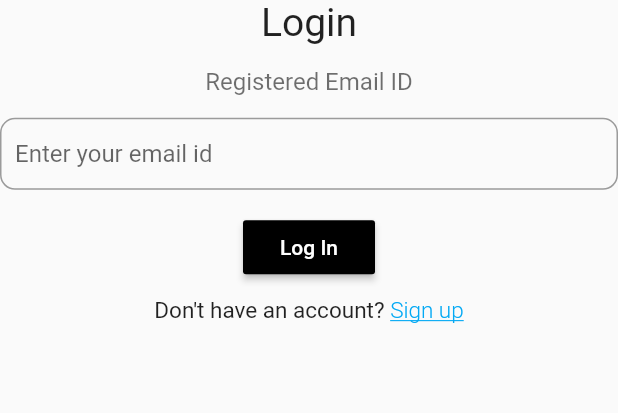
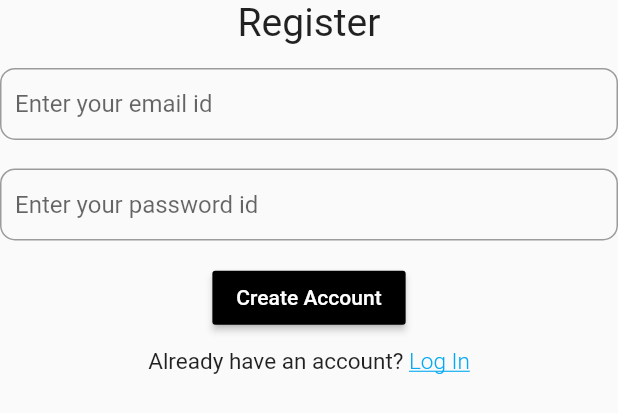
Before and after one commit to Crazzygamerr/ToDo, a Flutter app: the CreateAcc widget shown alone on an empty page, opened directly, on a phone screen of 412 x 824 dp. Shown: the top 413 px of the screen. Run offline on Flutter 3.47's test engine with Material 2 defaults, Android fonts, the phone set to English and light mode, and no system bars; our stand-ins replace cloud_firestore, firebase_auth, firebase_core, flutter_screenutil, google_fonts; accounts and stored records are empty.

Commit message:
Completed SignIn and Register

```diff
--- a/lib/Widgets/CreateAcc.dart
+++ b/lib/Widgets/CreateAcc.dart
@@ -1,3 +1,7 @@
+import 'package:ToDo/HomeScreen.dart';
+import 'package:ToDo/Provider.dart';
+import 'package:cloud_firestore/cloud_firestore.dart';
+import 'package:firebase_auth/firebase_auth.dart';
 import 'package:flutter/material.dart';
 import 'package:flutter_screenutil/flutter_screenutil.dart';
 
@@ -7,9 +11,17 @@ class CreateAcc extends StatefulWidget {
 }
 
 class _CreateAccState extends State<CreateAcc> {
+  TextEditingController emailCon = new TextEditingController(text: "");
+  TextEditingController passCon = new TextEditingController(text: "");
+  final _formKey1 = GlobalKey<FormState>();
+  final _formKey2 = GlobalKey<FormState>();
+  FocusNode node1 = new FocusNode();
+  FocusNode node2 = new FocusNode();
+
+  FirebaseAuth auth = FirebaseAuth.instance;
+
   @override
   Widget build(BuildContext context) {
-
     ScreenUtil.init(context,
         width: 411.4, height: 866.3, allowFontScaling: true);
 
@@ -17,27 +29,10 @@ class _CreateAccState extends State<CreateAcc> {
       child: Container(
         child: Column(
           children: [
-
             Text(
-                  "Login",
+              "Register",
               style: TextStyle(fontSize: ScreenUtil().setSp(26)),
               textAlign: TextAlign.start,
-                ),
-
-                Padding(
-                  padding: EdgeInsets.fromLTRB(
-                      ScreenUtil().setWidth(0),
-                      ScreenUtil().setHeight(15),
-                      ScreenUtil().setWidth(0),
-                      ScreenUtil().setHeight(0)),
-                  child: Opacity(
-                    opacity: 0.65,
-                    child: Text(
-                      "Registered Email ID",
-                      style: TextStyle(fontSize: ScreenUtil().setSp(16)),
-                      textAlign: TextAlign.start,
-                    ),
-                  ),
             ),
             Padding(
               padding: EdgeInsets.fromLTRB(
@@ -46,17 +41,26 @@ class _CreateAccState extends State<CreateAcc> {
                   ScreenUtil().setWidth(0),
                   ScreenUtil().setHeight(5)),
               child: Form(
+                key: _formKey1,
                 child: TextFormField(
-                      //controller: textCon,
+                  controller: emailCon,
+                  focusNode: node1,
                   keyboardType: TextInputType.emailAddress,
                   textAlign: TextAlign.start,
-                      onChanged: (String s) {
-
-                      },
                   onEditingComplete: () {
+                    FirebaseFirestore.instance
+                        .collection("Users")
+                        .doc(emailCon.text)
+                        .get()
+                        .then((value) {
+                      if (value.exists) {
+                        _formKey1.currentState.validate();
+                      } else
+                        node2.requestFocus();
+                    });
                   },
                   validator: (value) {
-
+                    return "Email id invalid.";
                   },
                   decoration: InputDecoration(
                     border: OutlineInputBorder(
@@ -72,13 +76,76 @@ class _CreateAccState extends State<CreateAcc> {
                 ),
               ),
             ),
+            Padding(
+              padding: EdgeInsets.fromLTRB(
+                  ScreenUtil().setWidth(0),
+                  ScreenUtil().setHeight(15),
+                  ScreenUtil().setWidth(0),
+                  ScreenUtil().setHeight(5)),
+              child: Form(
+                key: _formKey2,
+                child: TextFormField(
+                  controller: passCon,
+                  focusNode: node2,
+                  keyboardType: TextInputType.visiblePassword,
+                  obscureText: true,
+                  textAlign: TextAlign.start,
+                  onEditingComplete: () {
+                    FocusNode().unfocus();
+                    auth
+                        .createUserWithEmailAndPassword(
+                            email: emailCon.text, password: passCon.text)
+                        .then((value) {
+                      FirebaseFirestore.instance
+                          .collection("Users")
+                          .doc(emailCon.text)
+                          .set(
+                            {
+                              "Create Date": DateTime.now(),
+                            }
+                          );
+                      FirebaseFirestore.instance
+                          .collection("Users")
+                          .doc(emailCon.text)
+                          .collection("ToDo Lists")
+                          .add({
+                        "title": "Hey There!",
+                        "content": "",
+                      }).then((value) {
+                        Navigator.push(
+                          context,
+                          new MaterialPageRoute(
+                            builder: (context) => HomeScreen(),
+                        ));
+                      });
+                    }).catchError((onError) {
+                      _formKey2.currentState.validate();
+                    });
+                  },
+                  validator: (value) {
+                    return "Password is invalid.";
+                  },
+                  decoration: InputDecoration(
+                    border: OutlineInputBorder(
+                      borderRadius: BorderRadius.circular(10),
+                    ),
+                    contentPadding: EdgeInsets.fromLTRB(
+                        ScreenUtil().setWidth(10),
+                        ScreenUtil().setHeight(10),
+                        ScreenUtil().setWidth(10),
+                        ScreenUtil().setHeight(10)),
+                    hintText: "Enter your password id",
+                  ),
+                ),
+              ),
+            ),
             Container(
               padding: EdgeInsets.fromLTRB(0, ScreenUtil().setHeight(10), 0, 0),
               alignment: Alignment.bottomCenter,
               child: RaisedButton(
                 color: Colors.black,
                 child: Text(
-                      "Log In",
+                  "Create Account",
                   style: TextStyle(color: Colors.white),
                 ),
                 onPressed: () {
@@ -87,18 +154,18 @@ class _CreateAccState extends State<CreateAcc> {
               ),
             ),
             Container(
-                  padding: EdgeInsets.fromLTRB(0, ScreenUtil().setHeight(10), 0,
-                      ScreenUtil().setHeight(10)),
+              padding: EdgeInsets.fromLTRB(
+                  0, ScreenUtil().setHeight(10), 0, ScreenUtil().setHeight(10)),
               child: Row(
                 mainAxisAlignment: MainAxisAlignment.center,
                 children: <Widget>[
                   Text(
-                        "Don't have an account? ",
+                    "Already have an account? ",
                     style: TextStyle(fontSize: ScreenUtil().setSp(15)),
                   ),
                   GestureDetector(
                     child: Text(
-                          "Sign up",
+                      "Log In",
                       style: TextStyle(
                           fontSize: ScreenUtil().setSp(15),
                           fontWeight: FontWeight.w300,
@@ -108,7 +175,7 @@ class _CreateAccState extends State<CreateAcc> {
                     ),
                     onTap: () {
                       FocusScope.of(context).unfocus();
-                          //pageCon.jumpToPage(0);
+                      Provider.of(context).pageCon.jumpToPage(0);
                     },
                   ),
                 ],
--- a/lib/main.dart
+++ b/lib/main.dart
@@ -87,6 +87,8 @@ class _LoadingState extends State<Loading> {
               width: ScreenUtil().setWidth(410),
               height: ScreenUtil().setHeight(400),
               child: PageView(
+                controller: pageCon,
+                physics: NeverScrollableScrollPhysics(),
                 children: [
                   LoginScreen(),
                   CreateAcc(),
```
Also changed, not shown: lib/Widgets/LoginScreen.dart (+20 -10 lines), lib/Shared_pref.dart (added). Lines whose indentation alone changed are shown as unchanged.
